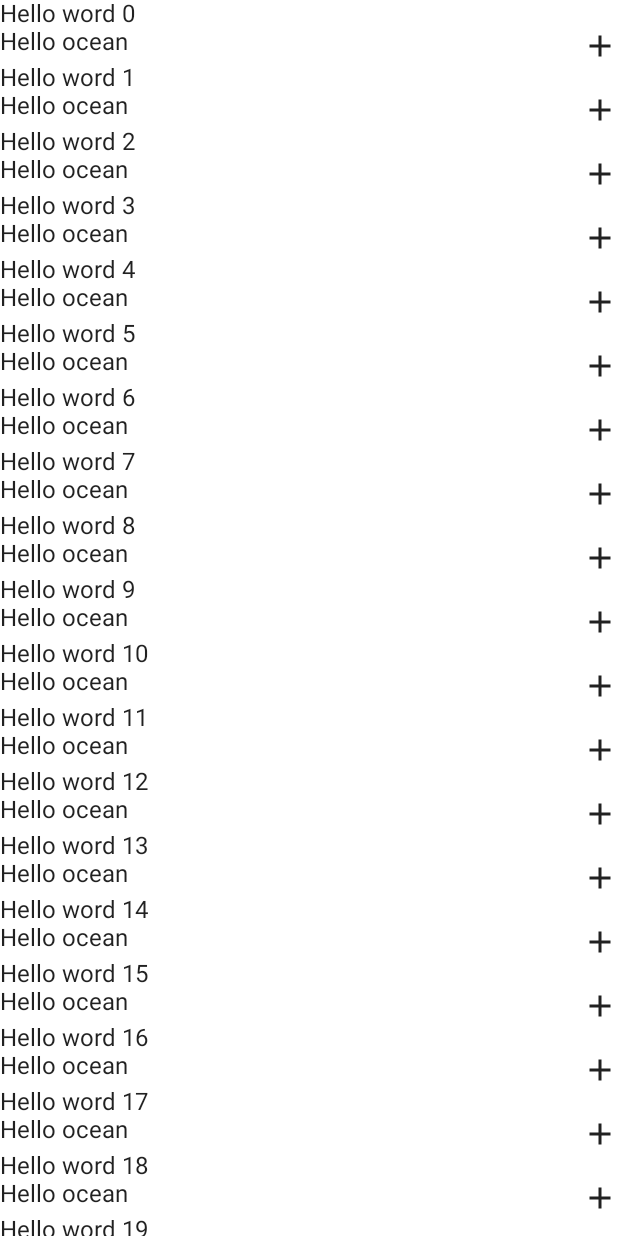
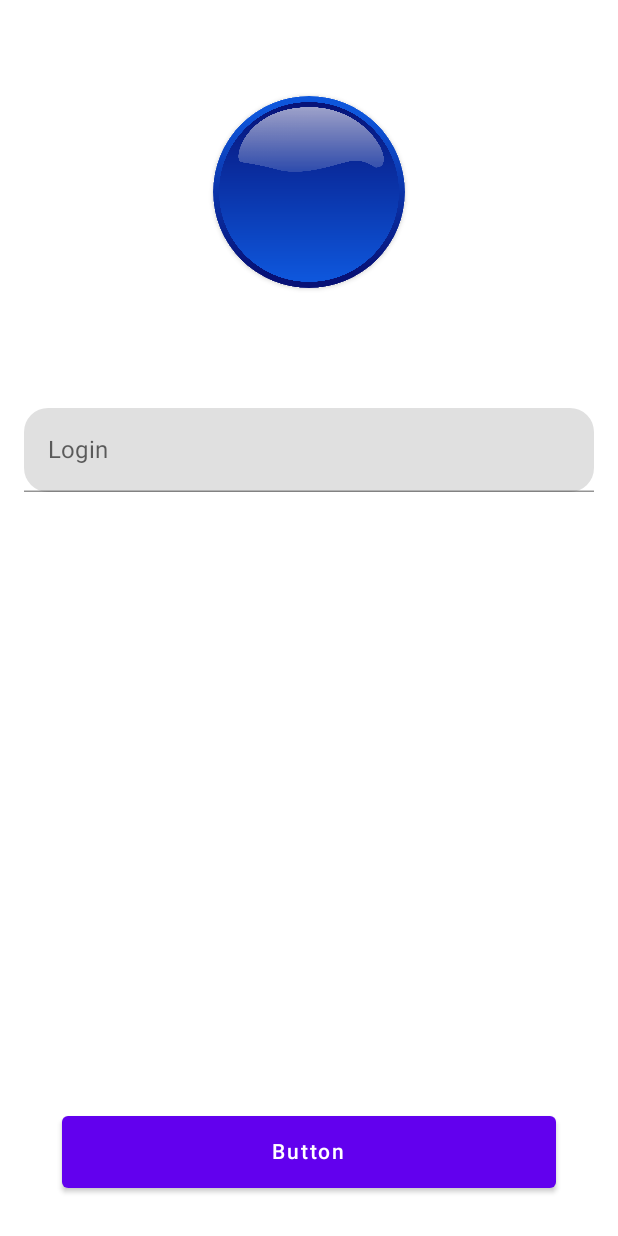
Before and after one commit to pavelkostyukoff/tribal, an Android app built with Jetpack Compose: the screen it shows after launch (MainActivity), on a phone screen of 412 x 824 dp. Run offline under Robolectric (Android 15) with nearby library versions, the phone set to English and light mode, and no system bars; our stand-ins replace accompanist, constraintlayout-compose.

Commit message:
Login_screen

```diff
--- a/app/build.gradle
+++ b/app/build.gradle
@@ -82,5 +82,6 @@ dependencies {
     implementation "androidx.navigation:navigation-compose:${nav_compose}"
     implementation"com.google.accompanist:accompanist-navigation-animation:0.16.1"
     implementation"com.google.accompanist:accompanist-insets:0.13.0"
+    implementation "androidx.compose.ui:ui-tooling:1.0.2"
     implementation "io.coil-kt:coil-compose:1.3.2"
 }
--- a/app/src/main/java/covenant/cases/ui/login/LoginScreen.kt
+++ b/app/src/main/java/covenant/cases/ui/login/LoginScreen.kt
@@ -1,27 +1,93 @@
 package covenant.cases.ui.login
 
-import androidx.compose.foundation.layout.Row
-import androidx.compose.foundation.layout.fillMaxSize
-import androidx.compose.foundation.layout.fillMaxWidth
-import androidx.compose.foundation.lazy.LazyColumn
-import androidx.compose.material.Icon
-import androidx.compose.material.Text
-import androidx.compose.material.icons.Icons
-import androidx.compose.material.icons.filled.Add
-import androidx.compose.runtime.Composable
+import androidx.compose.foundation.Image
+import androidx.compose.foundation.layout.*
+import androidx.compose.foundation.shape.CircleShape
+import androidx.compose.foundation.shape.RoundedCornerShape
+import androidx.compose.foundation.shape.ZeroCornerSize
+import androidx.compose.foundation.text.KeyboardOptions
+import androidx.compose.material.*
+import androidx.compose.runtime.*
 import androidx.compose.ui.Modifier
+import androidx.compose.ui.layout.ContentScale
+import androidx.compose.ui.res.painterResource
+import androidx.compose.ui.text.input.KeyboardType
+import androidx.compose.ui.text.input.TextFieldValue
+import androidx.compose.ui.tooling.preview.Preview
+import androidx.compose.ui.unit.dp
+import androidx.constraintlayout.compose.ConstraintLayout
+import covenant.tribal.R
 
 @Composable
 fun LoginScreen() {
-    LazyColumn(Modifier.fillMaxSize()) {
-        for (i in 0..1000) {
-            item { Text(text = "Hello word $i") }
-            item {
-                Row(Modifier.fillMaxWidth()) {
-                    Text(modifier = Modifier.weight(1f), text = "Hello ocean")
-                    Icon(imageVector = Icons.Default.Add, contentDescription = null)
+    ConstraintLayout(Modifier.fillMaxSize()) {
+        val (button, logo, editName, editPass) = createRefs()
+        Button(
+            onClick = { /* Do something */ },
+            // Assign reference "button" to the Button composable
+            // and constrain it to the top of the ConstraintLayout
+            modifier = Modifier
+                .constrainAs(button) {
+                    bottom.linkTo(parent.bottom, margin = 32.dp)
+                    linkTo(
+                        start = parent.start,
+                        end = parent.end,
+                        startMargin = 16.dp,
+                        endMargin = 16.dp
+                    )
                 }
-            }
+                .fillMaxWidth(0.8F)
+                .height(48.dp)
+        ) {
+            Text("Button")
         }
+        Card(
+            modifier = Modifier
+                .size(128.dp)
+                .constrainAs(logo) {
+                    top.linkTo(parent.top, 64.dp)
+                    linkTo(
+                        start = parent.start,
+                        end = parent.end,
+                        startMargin = 16.dp,
+                        endMargin = 16.dp
+                    )
+                },
+            shape = CircleShape,
+            elevation = 2.dp
+        ) {
+
+            Image(
+                painterResource(R.drawable.button_blue),
+                contentDescription = "",
+                contentScale = ContentScale.Crop,
+                modifier = Modifier.fillMaxSize()
+            )
+        }
+        val login = remember { mutableStateOf(TextFieldValue("")) }
+
+        TextField(
+            value = login.value,
+            label = { Text(text = "Login")},
+            shape = RoundedCornerShape(16.dp),
+            modifier = Modifier
+                .padding(16.dp)
+                .constrainAs(editName) {
+                    top.linkTo(logo.bottom, 64.dp)
+                }
+                .fillMaxWidth(),
+            onValueChange = {
+                login.value = it
+            },
+            keyboardOptions = KeyboardOptions(
+                keyboardType = KeyboardType.Number
+            )
+        )
     }
 }
+
+@Preview
+@Composable
+fun LoginScreenPreview() {
+    LoginScreen()
+}
--- a/app/src/main/java/covenant/tribal/MainActivity.kt
+++ b/app/src/main/java/covenant/tribal/MainActivity.kt
@@ -7,7 +7,6 @@ import covenant.cases.ui.login.LoginScreen
 import covenant.cases.ui.theme.TribalChatsTheme
 
 class MainActivity : ComponentActivity() {
-
     override fun onCreate(savedInstanceState: Bundle?) {
         super.onCreate(savedInstanceState)
         setContent {
```
Also changed, not shown: app/src/main/res/drawable/button_blue.png (added).
